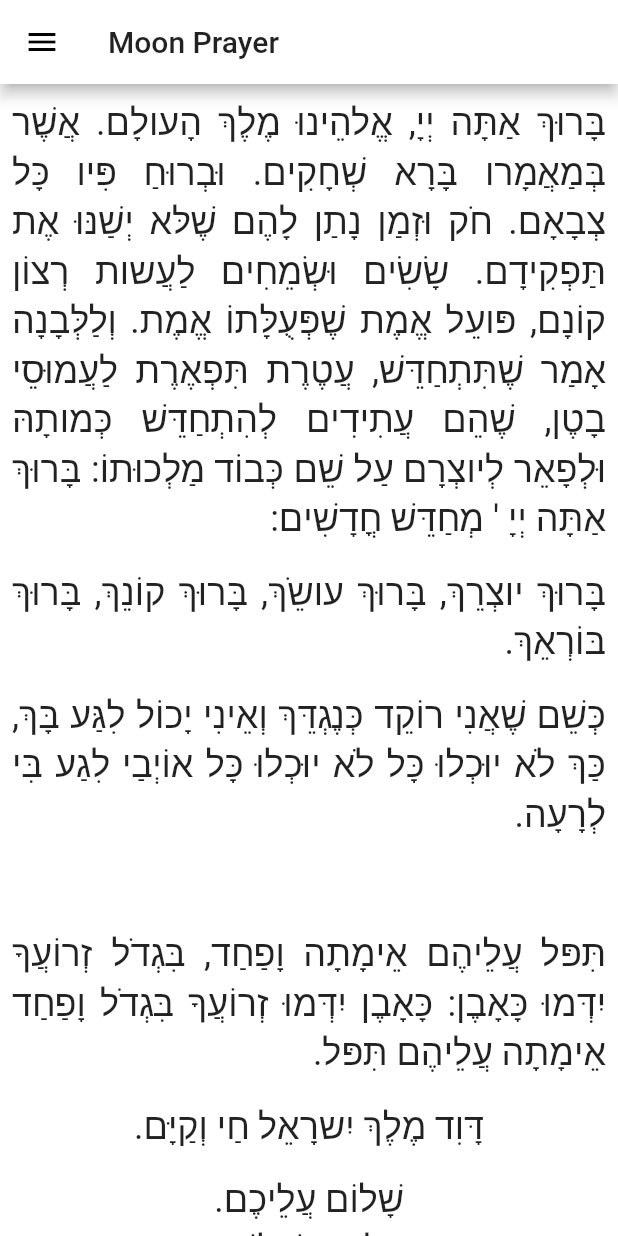
After one commit to ephammer/siddur, a Flutter app: the MoonPrayerPage screen opened directly, on a phone screen of 412 x 824 dp. The commit adds this screen. Run offline on Flutter 3.47's test engine with Material 2 defaults, Android fonts, the phone set to English and light mode, and no system bars; our stand-ins replace google_fonts.

Commit message:
Moon Prayer Screen  added

```diff
--- a/lib/blocs/page_changer.dart
+++ b/lib/blocs/page_changer.dart
@@ -1,6 +1,7 @@
 
 import 'package:flutter/cupertino.dart';
 import 'package:siddur/pages/bedtime_shema_page.dart';
+import 'package:siddur/pages/moon_prayer_page.dart';
 import 'package:siddur/pages/morning_prayer_page.dart';
 import 'package:siddur/pages/travel_prayer_page.dart';
 
@@ -10,6 +11,7 @@ class PageChanger extends ChangeNotifier{
     BedTimeShema(),
     MorningPragerPage(),
     TravelPrayer(),
+    MoonPrayerPage(),
   ];
 
   int _chosenPageIndex = 0;
--- a/lib/pages/CustomDrawer.dart
+++ b/lib/pages/CustomDrawer.dart
@@ -166,6 +166,8 @@ class MyDrawer extends StatelessWidget {
                     ),
                   ),
                   ListTile(
+                      selected: _pageChanger.getPageIndex()==0,
+
                       onTap: () {
                         _pageChanger.setPageIndex(0);
                         CustomDrawer.of(context).close();
@@ -173,6 +175,8 @@ class MyDrawer extends StatelessWidget {
                       leading: Icon(Icons.brightness_2),
                       title: Text("Bed Time Shema")),
                   ListTile(
+                      selected: _pageChanger.getPageIndex()==1,
+
                       onTap: () {
                         _pageChanger.setPageIndex(1);
                         CustomDrawer.of(context).close();
@@ -181,6 +185,7 @@ class MyDrawer extends StatelessWidget {
                       leading: Icon(Icons.wb_sunny),
                       title: Text("Morning Prayer")),
                   ListTile(
+                    selected: _pageChanger.getPageIndex()==2,
                       onTap: () {
                         _pageChanger.setPageIndex(2);
                         CustomDrawer.of(context).close();
@@ -188,6 +193,17 @@ class MyDrawer extends StatelessWidget {
                       },
                       leading: Icon(Icons.airplanemode_active),
                       title: Text("Travel Prayer")),
+                  ListTile(
+                      selected: _pageChanger.getPageIndex()==3,
+                      onTap: () {
+                        _pageChanger.setPageIndex(3);
+                        CustomDrawer.of(context).close();
+
+                      },
+                      leading: Icon(Icons.brightness_1),
+                      title: Text("Moon Prayer")),
+
+
                   Expanded(child: Container()),
                   Align(
                     alignment: Alignment.bottomCenter,
--- /dev/null
+++ b/lib/pages/moon_prayer_page.dart
@@ -0,0 +1,104 @@
+import 'package:flutter/material.dart';
+import 'package:google_fonts/google_fonts.dart';
+
+import 'CustomDrawer.dart';
+
+class MoonPrayerPage extends StatelessWidget {
+  MoonPrayerPage();
+
+  @override
+  Widget build(BuildContext context) {
+    return Scaffold(
+      backgroundColor: Theme.of(context).primaryColor,
+      appBar: AppBar(
+        leading: Builder(
+          builder: (context) {
+            return IconButton(
+              icon: Icon(Icons.menu),
+              onPressed: () => CustomDrawer.of(context).open(),
+            );
+          },
+        ),
+        title: Text('Moon Prayer'),
+      ),
+      body: Center(
+          child: ListView(
+            children: [
+              Padding(
+                padding: const EdgeInsets.all(8.0),
+                child: Text(
+                  "בָּרוּךְ אַתָּה יְיָ, אֱלהֵינוּ מֶלֶךְ הָעולָם. אֲשֶׁר בְּמַאֲמָרו בָּרָא שְׁחָקִים. וּבְרוּחַ פִּיו כָּל צְבָאָם. חֹק וּזְמַן נָתַן לָהֶם שֶׁלּא יְשַׁנּוּ אֶת תַּפְקִידָם. שָׂשִׂים וּשְׂמֵחִים לַעֲשות רְצוֹן קוֹנָם, פּועֵל אֱמֶת שֶׁפְּעֻלָּתוֹ אֱמֶת. וְלַלְּבָנָה אָמַר שֶׁתִּתְחַדֵּשׁ, עֲטֶרֶת תִּפְאֶרֶת לַעֲמוּסֵי בָטֶן, שֶׁהֵם עֲתִידִים לְהִתְחַדֵּשׁ כְּמותָהּ וּלְפָאֵר לְיוצְרָם עַל שֵׁם כְּבוֹד מַלְכוּתוֹ: בָּרוּךְ אַתָּה יְיָ \' מְחַדֵּשׁ חֳדָשִׁים:",
+                  textAlign: TextAlign.justify,
+                  textDirection: TextDirection.rtl,
+                  style: GoogleFonts.suezOne(fontSize: 24),
+                ),
+              ),
+              Padding(
+                padding: const EdgeInsets.all(8.0),
+                child: Text(
+                  "בָּרוּךְ יוצְרֵךְ, בָּרוּךְ עושֵֹךְ, בָּרוּךְ קוֹנֵךְ, בָּרוּךְ בּוֹרְאֵךְ.",
+                  textAlign: TextAlign.justify,
+                  textDirection: TextDirection.rtl,
+                  style: GoogleFonts.suezOne(fontSize: 24),
+                ),
+              ),
+              Padding(
+                padding: const EdgeInsets.all(8.0),
+                child: Text(
+                  "כְּשֵׁם שֶׁאֲנִי רוֹקֵד כְּנֶגְדֵּךְ וְאֵינִי יָכוֹל לִגַּע בָּךְ, כַּךְ לֹא יוּכְלוּ כָּל לֹא יוּכְלוּ כָּל אוֹיְבַי לִגַע בִּי לְרָעָה.",
+                  textAlign: TextAlign.justify,
+                  textDirection: TextDirection.rtl,
+                  style: GoogleFonts.suezOne(fontSize: 24),
+                ),
+              ),
+              Padding(
+                padding: const EdgeInsets.all(8.0),
+                child: Text(
+                  "",
+                  textAlign: TextAlign.justify,
+                  textDirection: TextDirection.rtl,
+                  style: GoogleFonts.suezOne(fontSize: 24),
+                ),
+              ),
+              Padding(
+                padding: const EdgeInsets.all(8.0),
+                child: Text(
+                  "תִּפּל עֲלֵיהֶם אֵימָתָה וָפַחַד, בִּגְדֹל זְרוֹעֲךָ יִדְּמוּ כָּאָבֶן: כָּאָבֶן יִדְּמוּ זְרוֹעֲךָ בִּגְדֹל וָפַחַד אֵימָתָה עֲלֵיהֶם תִּפּל.",
+                  textAlign: TextAlign.justify,
+                  textDirection: TextDirection.rtl,
+                  style: GoogleFonts.suezOne(fontSize: 24),
+                ),
+              ),
+              Padding(
+                padding: const EdgeInsets.all(8.0),
+                child: Text(
+                  "דָּוִד מֶלֶךְ יִשרָאֵל חַי וְקַיָּם.",
+                  textAlign: TextAlign.center,
+                  textDirection: TextDirection.rtl,
+                  style: GoogleFonts.suezOne(fontSize: 24),
+                ),
+              ),
+              Padding(
+                padding: const EdgeInsets.all(8.0),
+                child: Text(
+                  "שָׁלוֹם עֲלֵיכֶם.\nעֲלֵיכֶם שָׁלוֹם.",
+                  textAlign: TextAlign.center,
+                  textDirection: TextDirection.rtl,
+                  style: GoogleFonts.suezOne(fontSize: 24),
+                ),
+              ),
+              Padding(
+                padding: const EdgeInsets.all(8.0),
+                child: Text(
+                  "סִימָן טוֹב וּמַזָל טוֹב יְהֵא לָנוּ וּלְכָל יִשְׂרָאֵל. אָמֵן.",
+                  textAlign: TextAlign.center,
+                  textDirection: TextDirection.rtl,
+                  style: GoogleFonts.suezOne(fontSize: 24),
+                ),
+              ),
+
+            ],
+          )),
+    );
+  }
+}
--- a/lib/pages/travel_prayer_page.dart
+++ b/lib/pages/travel_prayer_page.dart
@@ -20,7 +20,7 @@ class TravelPrayer extends StatelessWidget {
             );
           },
         ),
-        title: Text('Bed Time Shema'),
+        title: Text('Travel Prayer'),
       ),
       body: Center(
           child: ListView(
```
